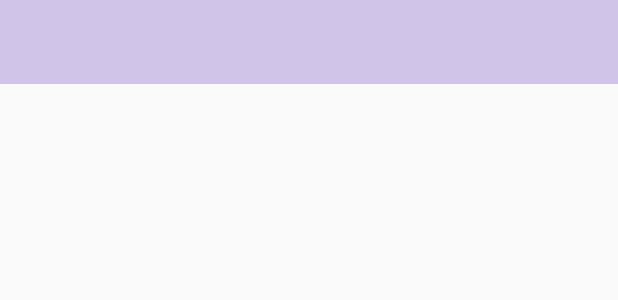
After one commit to SkycladObserver/Keeper, an Android app: the layout toolbar_layout.xml on its own in the app's theme, with its tools: preview values and no code run, on a phone screen of 412 x 824 dp. The commit adds this screen. Shown: the top 300 px of the screen. Run offline under Robolectric (Android 15) with nearby library versions, the phone set to English and light mode, and no system bars.

```diff
--- a/app/src/main/AndroidManifest.xml
+++ b/app/src/main/AndroidManifest.xml
@@ -13,7 +13,7 @@
     <application
         android:allowBackup="true"
         android:icon="@mipmap/ic_launcher"
-        android:label="@string/app_name"
+        android:label="Search"
         android:supportsRtl="true"
         android:theme="@style/AppTheme">
         <activity android:name=".MainActivity">
--- /dev/null
+++ b/app/src/main/res/layout/toolbar_layout.xml
@@ -0,0 +1,20 @@
+<?xml version="1.0" encoding="utf-8"?>
+<android.support.v7.widget.Toolbar xmlns:android="http://schemas.android.com/apk/res/android"
+    xmlns:app="http://schemas.android.com/apk/res-auto"
+    android:layout_width="match_parent"
+    android:layout_height="?attr/actionBarSize"
+    android:background="@color/colorPrimaryLight"
+    app:theme="@style/ThemeOverlay.AppCompat.Dark"
+    android:id="@+id/toolbar">
+    <!--<ImageView
+    "?attr/actionBarSize"
+        android:layout_width="wrap_content"
+        android:layout_height="wrap_content"
+        android:id="@+id/action_search"
+        android:title="Search"
+        android:src="@drawable/ic_sheep_silhouette"
+        android:clickable="true"
+        app:actionViewClass="android.support.v7.widget.SearchView"
+        app:showAsAction="always|collapseActionView"
+        />-->
+</android.support.v7.widget.Toolbar>
--- a/app/src/main/res/values/colors.xml
+++ b/app/src/main/res/values/colors.xml
@@ -1,10 +1,11 @@
 <?xml version="1.0" encoding="utf-8"?>
 <resources>
-    <color name="colorPrimary">#3F51B5</color>
-    <color name="colorPrimaryDark">#303F9F</color>
-    <color name="colorAccent">#FF4081</color>
+    <color name="colorPrimary">#512DA8</color>
+    <color name="colorPrimaryDark">#673AB7</color>
+    <color name="colorPrimaryLight">#D1C4E9</color>
+    <color name="colorAccent">#009688</color>
     <color name="colorHighlight">#868686</color>
     <color name="colorPrimaryText">#212121</color>
-    <color name="colorSecondaryText">#727272</color>
-    <color name="colorDivider">#868686</color>
+    <color name="colorSecondaryText">#757575</color>
+    <color name="colorDivider">#BDBDBD</color>
 </resources>
--- a/app/src/main/res/values/styles.xml
+++ b/app/src/main/res/values/styles.xml
@@ -1,7 +1,7 @@
 <resources>
 
     <!-- Base application theme. -->
-    <style name="AppTheme" parent="Theme.AppCompat.Light.DarkActionBar">
+    <style name="AppTheme" parent="Theme.AppCompat.Light.NoActionBar">
         <!-- Customize your theme here. -->
         <item name="colorPrimary">@color/colorPrimary</item>
         <item name="colorPrimaryDark">@color/colorPrimaryDark</item>
```
Also changed, not shown: app/src/main/java/com/example/skyclad/mysqltest/RecyclerViewAdapter.java (+28 -1 lines), app/src/main/java/com/example/skyclad/mysqltest/RecyclerViewFragment.java (+62 -2 lines), app/src/main/res/layout/fragment_recycler_view.xml (+16 -5 lines), app/src/main/res/menu/menu_items.xml (added, +12 -0 lines).
